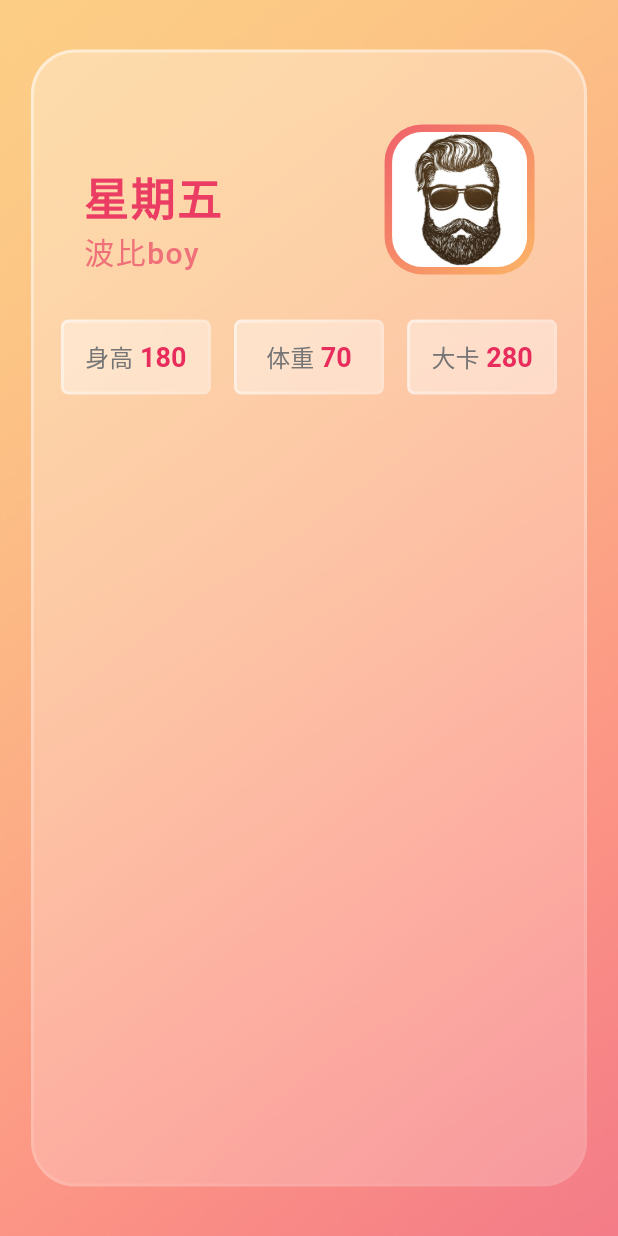
After one commit to QingYuanO/flutter-stu, a Flutter app: the GlassmorphicSample screen opened directly, on a phone screen of 412 x 824 dp. The commit adds this screen. Run offline on Flutter 3.47's test engine with Material 2 defaults, Android fonts, the phone set to English and light mode, and no system bars; drawn by our look-alikes of glassmorphism.

Commit message:
glass_page

```diff
--- /dev/null
+++ b/lib/components/glass_widget.dart
@@ -0,0 +1,60 @@
+import 'package:flutter/material.dart';
+import 'package:glassmorphism/glassmorphism.dart';
+
+class GlassWidget extends StatelessWidget {
+  final double width;
+  final double height;
+  final double borderRadius;
+  final double blur;
+  final double linearGradientBeginOpacity;
+  final double linearGradientEndOpacity;
+  final double borderGradientBeginOpacity;
+  final double borderGradientEndOpacity;
+  final Widget child;
+  GlassWidget({
+    @required this.width,
+    @required this.height,
+    @required this.borderRadius,
+    @required this.blur,
+    @required this.linearGradientBeginOpacity,
+    @required this.linearGradientEndOpacity,
+    @required this.borderGradientBeginOpacity,
+    @required this.borderGradientEndOpacity,
+    @required this.child,
+  });
+
+  @override
+  Widget build(BuildContext context) {
+    return Container(
+      child: GlassmorphicContainer(
+        width: width,
+        height: height,
+        borderRadius: borderRadius,
+        blur: blur,
+        alignment: Alignment.bottomCenter,
+        border: 2,
+        linearGradient: LinearGradient(
+          begin: Alignment.topLeft,
+          end: Alignment.bottomRight,
+          colors: [
+            Color(0xFFFFFFFF).withOpacity(linearGradientBeginOpacity),
+            Color(0xFFFFFFFF).withOpacity(linearGradientEndOpacity),
+          ],
+          stops: [
+            0.1,
+            1,
+          ],
+        ),
+        borderGradient: LinearGradient(
+          begin: Alignment.topLeft,
+          end: Alignment.bottomRight,
+          colors: [
+            Color(0xFFffffff).withOpacity(borderGradientBeginOpacity),
+            Color(0xFFFFFFFF).withOpacity(borderGradientEndOpacity),
+          ],
+        ),
+        child: child,
+      ),
+    );
+  }
+}
--- /dev/null
+++ b/lib/pages/page_list/glass_page.dart
@@ -0,0 +1,166 @@
+import 'package:flutter/material.dart';
+import 'package:flutter_application_1/components/glass_widget.dart';
+
+class GlassmorphicSample extends StatefulWidget {
+  GlassmorphicSample({Key key}) : super(key: key);
+
+  @override
+  _GlassmorphicSampleState createState() => _GlassmorphicSampleState();
+}
+
+class _GlassmorphicSampleState extends State<GlassmorphicSample> {
+  @override
+  Widget build(BuildContext context) {
+    double height = MediaQuery.of(context).size.height;
+    double width = MediaQuery.of(context).size.width;
+    return Scaffold(
+      body: Container(
+        height: double.infinity,
+        width: double.infinity,
+        child: Stack(
+          children: [
+            Image.asset(
+              'assets/bg.jpg',
+              fit: BoxFit.cover,
+              height: double.infinity,
+              width: double.infinity,
+              scale: 1,
+            ),
+            SafeArea(
+                child: Center(
+              child: GlassWidget(
+                width: width * 0.9,
+                height: height * 0.92,
+                borderRadius: 30,
+                blur: 20,
+                linearGradientBeginOpacity: 0.3,
+                linearGradientEndOpacity: 0.2,
+                borderGradientBeginOpacity: 0.5,
+                borderGradientEndOpacity: 0.02,
+                child: Padding(
+                  padding: EdgeInsets.all(20.0),
+                  child: Column(
+                    mainAxisAlignment: MainAxisAlignment.start,
+                    children: [
+                      SizedBox(
+                        height: 30,
+                      ),
+                      _buildUser(),
+                      _buildInfoes(),
+                    ],
+                  ),
+                ),
+              ),
+            ))
+          ],
+        ),
+      ),
+    );
+  }
+
+  Widget _buildUser() {
+    Widget _buildName() => Container(
+          padding: EdgeInsets.only(left: 15),
+          child: Column(
+            crossAxisAlignment: CrossAxisAlignment.start,
+            children: [
+              Text(
+                "星期五",
+                style: TextStyle(
+                    color: Color(0xFFeb3c63),
+                    fontSize: 30,
+                    fontWeight: FontWeight.w700,
+                    letterSpacing: 1),
+              ),
+              Text(
+                '波比boy',
+                style: TextStyle(
+                  color: Color(0xFFef7079),
+                  fontSize: 20,
+                  letterSpacing: 1,
+                  fontWeight: FontWeight.w500,
+                ),
+              )
+            ],
+          ),
+        );
+    Widget _buildPic() => Padding(
+          padding: const EdgeInsets.only(right: 15),
+          child: Container(
+            padding: EdgeInsets.all(5),
+            height: 100,
+            width: 100,
+            decoration: BoxDecoration(
+              borderRadius: BorderRadius.circular(25),
+              gradient: LinearGradient(
+                  begin: Alignment.topLeft,
+                  end: Alignment.bottomRight,
+                  colors: [
+                    Color(0xFFec445b).withOpacity(0.8),
+                    Color(0xFFfbb055).withOpacity(0.8)
+                  ]),
+            ),
+            child: Container(
+              width: 90,
+              decoration: BoxDecoration(
+                borderRadius: BorderRadius.circular(20),
+                image: DecorationImage(
+                  fit: BoxFit.cover,
+                  image: AssetImage('assets/head.jpg'),
+                ),
+              ),
+            ),
+          ),
+        );
+    return Row(
+      mainAxisAlignment: MainAxisAlignment.spaceBetween,
+      crossAxisAlignment: CrossAxisAlignment.end,
+      children: [_buildName(), _buildPic()],
+    );
+  }
+
+  Widget _buildInfoes() => Container(
+        padding: EdgeInsets.only(top: 30),
+        child: Row(
+          mainAxisAlignment: MainAxisAlignment.spaceBetween,
+          children: [
+            _buildInfoItem('身高', ' 180'),
+            _buildInfoItem('体重', ' 70'),
+            _buildInfoItem('大卡', ' 280')
+          ],
+        ),
+      );
+
+  Widget _buildInfoItem(String desc, String descVal) => GlassWidget(
+        width: 100,
+        height: 50,
+        borderRadius: 5,
+        blur: 10,
+        linearGradientBeginOpacity: 0.4,
+        linearGradientEndOpacity: 0.4,
+        borderGradientBeginOpacity: 0.5,
+        borderGradientEndOpacity: 0.1,
+        child: Center(
+          child: RichText(
+            text: TextSpan(
+              text: desc,
+              style: TextStyle(
+                color: Color(0xff757575),
+                fontSize: 16,
+                fontWeight: FontWeight.normal,
+              ),
+              children: [
+                TextSpan(
+                  text: descVal,
+                  style: TextStyle(
+                    color: Color(0xFFe82c5c),
+                    fontSize: 18,
+                    fontWeight: FontWeight.bold,
+                  ),
+                )
+              ],
+            ),
+          ),
+        ),
+      );
+}
--- a/lib/pages/page_list/index.dart
+++ b/lib/pages/page_list/index.dart
@@ -3,6 +3,8 @@ import 'package:flutter_application_1/components/introduce_list.dart';
 import 'package:flutter_application_1/pages/frosted.dart';
 import 'package:flutter_application_1/pages/page_list/login.dart';
 import 'package:flutter_application_1/pages/page_list/me.dart';
+
+import 'glass_page.dart';
 
 class PagelistDemoPage extends StatefulWidget {
   PagelistDemoPage({Key key}) : super(key: key);
@@ -28,6 +30,11 @@ class _PagelistDemoPageState extends State<PagelistDemoPage> {
       'subTitle': '毛玻璃效果',
       'router': FrostedDemo(),
     },
+    {
+      'title': '毛玻璃界面',
+      'subTitle': '毛玻璃界面',
+      'router': GlassmorphicSample(),
+    },
   ];
   @override
   Widget build(BuildContext context) {
--- a/lib/pages/week_components/sliver_appbar_demo.dart
+++ b/lib/pages/week_components/sliver_appbar_demo.dart
@@ -15,21 +15,25 @@ class _SliverAppBarDemoState extends State<SliverAppBarDemo> {
         slivers: [
           SliverAppBar(
             // title: Text("标题"),
-            expandedHeight: 230.0,
+            expandedHeight: 100.0,
             floating: false,
             pinned: true,
             snap: false,
             actions: [
               IconButton(
                 icon: Icon(Icons.add),
+                onPressed: () {},
               ),
               IconButton(
                 icon: Icon(Icons.more_horiz),
+                onPressed: () {},
               ),
             ],
             flexibleSpace: FlexibleSpaceBar(
-              title: Text('比气体'),
-              centerTitle: true,
+              title: Text(
+                '比气体',
+              ),
+              centerTitle: false,
               collapseMode: CollapseMode.pin,
             ),
           ),
```
Also changed, not shown: pubspec.yaml (+6 -58 lines), assets/bg.jpg (added), assets/diet.png (added), assets/head.jpg (added), assets/heart.png (added), assets/moon.png (added), assets/water.png (added), assets/workout.png (added), pubspec.lock.
